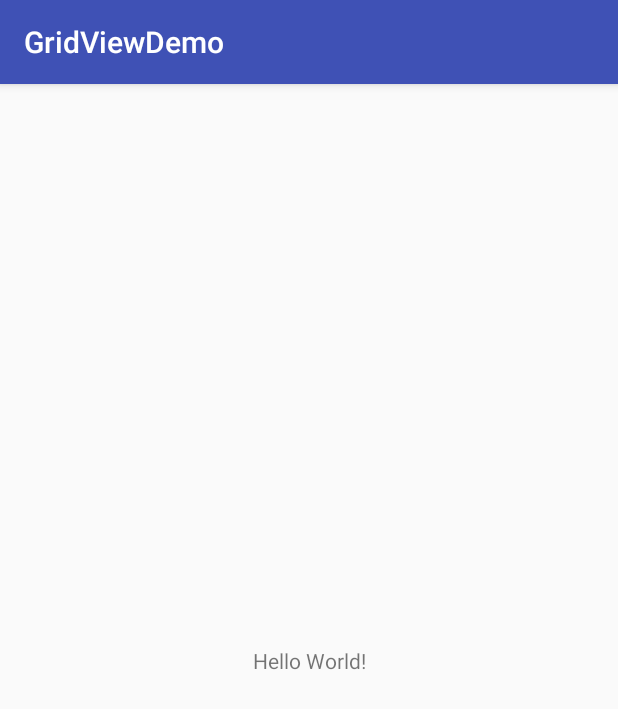
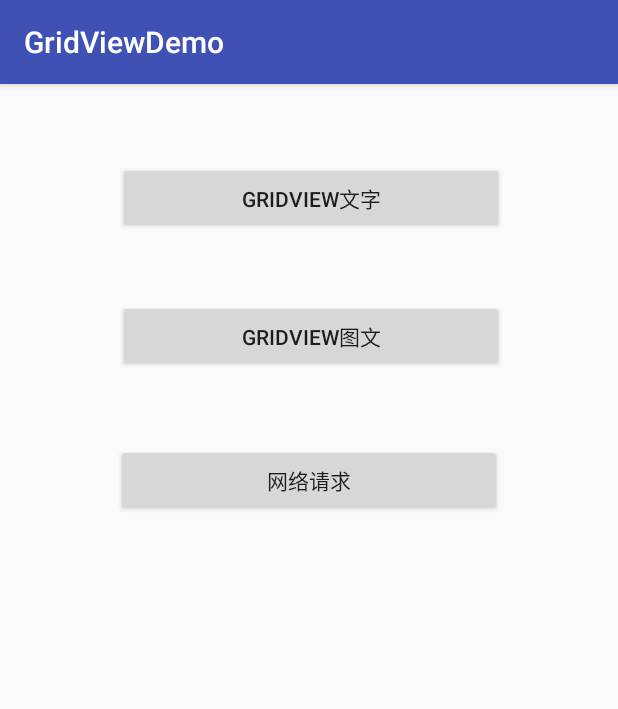
Before and after one commit to ReStartLin/GridViewDemo, an Android app: the screen it shows after launch (MainActivity), on a phone screen of 412 x 824 dp. Shown: the top 709 px of the screen. Run offline under Robolectric (Android 15) with nearby library versions, the phone set to English and light mode, and no system bars.

Commit message:
显示文字

```diff
--- a/app/src/main/AndroidManifest.xml
+++ b/app/src/main/AndroidManifest.xml
@@ -16,6 +16,7 @@
                 <category android:name="android.intent.category.LAUNCHER" />
             </intent-filter>
         </activity>
+        <activity android:name=".one.GridViewOne"></activity>
     </application>
 
 </manifest>
--- a/app/src/main/java/restart/com/gridviewdemo/MainActivity.java
+++ b/app/src/main/java/restart/com/gridviewdemo/MainActivity.java
@@ -1,7 +1,12 @@
 package restart.com.gridviewdemo;
 
+import android.content.Intent;
+import android.os.Bundle;
 import android.support.v7.app.AppCompatActivity;
-import android.os.Bundle;
+import android.view.View;
+import android.widget.Button;
+
+import restart.com.gridviewdemo.one.GridViewOne;
 
 public class MainActivity extends AppCompatActivity {
 
@@ -9,5 +14,27 @@ public class MainActivity extends AppCompatActivity {
     protected void onCreate(Bundle savedInstanceState) {
         super.onCreate(savedInstanceState);
         setContentView(R.layout.activity_main);
+
+        Button one = findViewById(R.id.gridviewone);
+        one.setOnClickListener(new View.OnClickListener() {
+            @Override
+            public void onClick(View v) {
+                startActivity(new Intent(MainActivity.this,GridViewOne.class));
+            }
+        });
+        Button tow = findViewById(R.id.gridviewtow);
+        tow.setOnClickListener(new View.OnClickListener() {
+            @Override
+            public void onClick(View v) {
+                startActivity(new Intent(MainActivity.this,MainActivity.class));
+            }
+        });
+        Button three = findViewById(R.id.gridviewthree);
+        three.setOnClickListener(new View.OnClickListener() {
+            @Override
+            public void onClick(View v) {
+                startActivity(new Intent(MainActivity.this,MainActivity.class));
+            }
+        });
     }
 }
--- a/app/src/main/res/layout/activity_main.xml
+++ b/app/src/main/res/layout/activity_main.xml
@@ -6,13 +6,39 @@
     android:layout_height="match_parent"
     tools:context="restart.com.gridviewdemo.MainActivity">
 
-    <TextView
-        android:layout_width="wrap_content"
+    <Button
+        android:id="@+id/gridviewone"
+        android:layout_width="257dp"
         android:layout_height="wrap_content"
-        android:text="Hello World!"
-        app:layout_constraintBottom_toBottomOf="parent"
-        app:layout_constraintLeft_toLeftOf="parent"
-        app:layout_constraintRight_toRightOf="parent"
+
+        android:layout_marginTop="52dp"
+        android:text="GridView文字"
+        app:layout_constraintEnd_toEndOf="parent"
+        app:layout_constraintHorizontal_bias="0.509"
+        app:layout_constraintStart_toStartOf="parent"
         app:layout_constraintTop_toTopOf="parent" />
 
+    <Button
+        android:id="@+id/gridviewtow"
+        android:layout_width="257dp"
+        android:layout_height="wrap_content"
+
+        android:layout_marginTop="44dp"
+        android:text="GridView图文"
+        app:layout_constraintEnd_toEndOf="parent"
+        app:layout_constraintHorizontal_bias="0.509"
+        app:layout_constraintStart_toStartOf="parent"
+        app:layout_constraintTop_toBottomOf="@+id/gridviewone"
+    />
+
+    <Button
+        android:id="@+id/gridviewthree"
+        android:layout_width="257dp"
+        android:layout_height="wrap_content"
+
+        android:layout_marginTop="48dp"
+        android:text="网络请求"
+        app:layout_constraintEnd_toEndOf="parent"
+        app:layout_constraintStart_toStartOf="parent"
+        app:layout_constraintTop_toBottomOf="@+id/gridviewtow" />
 </android.support.constraint.ConstraintLayout>
```
Also changed, not shown: app/src/main/java/restart/com/gridviewdemo/one/GridViewOne.java (added, +34 -0 lines), app/src/main/res/layout/activity_grid_view_one.xml (added, +21 -0 lines).
